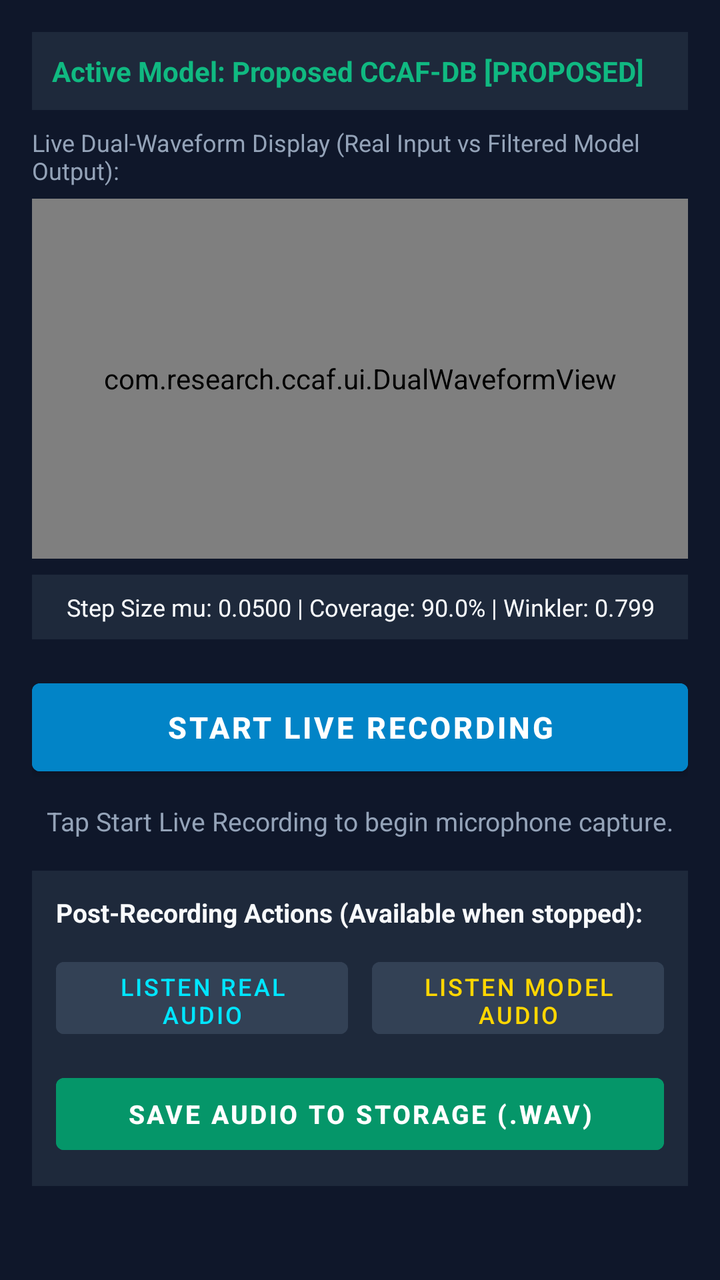
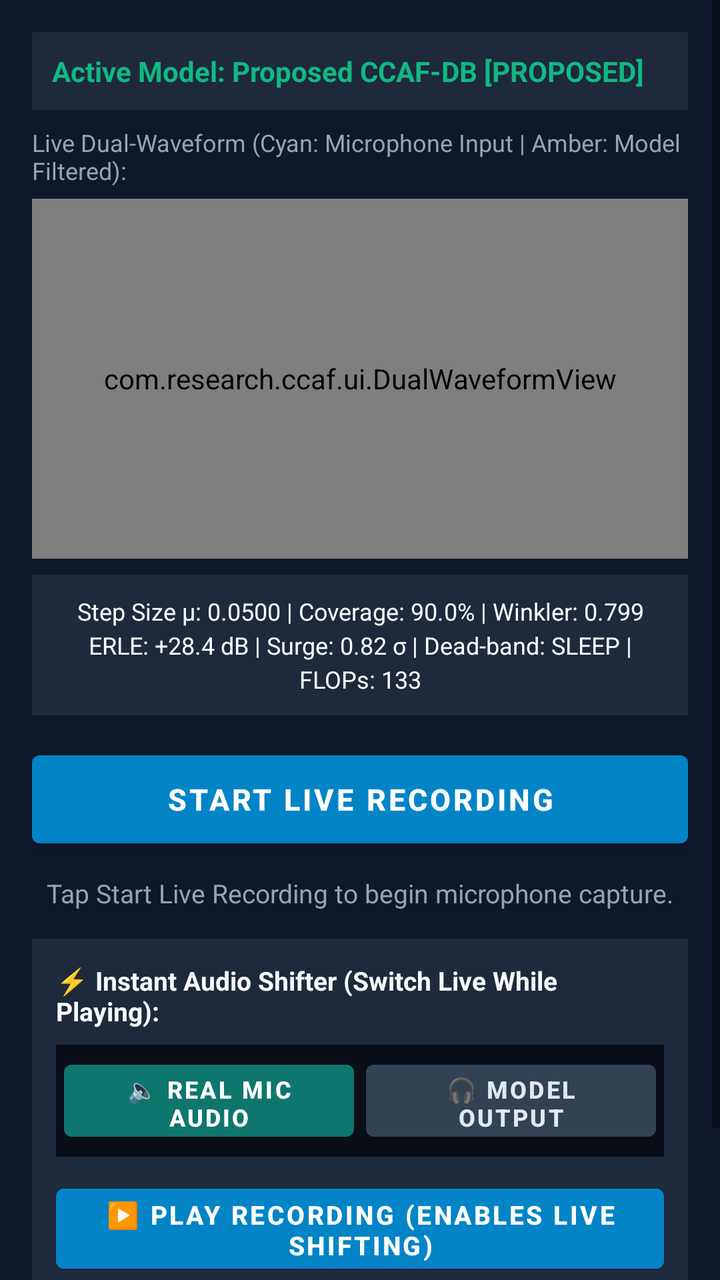

The first picture is an Android layout as it rendered before a commit; the second is the same layout after the commit. The layout source and the unified diff follow.
<!-- AndroidManifest.xml: application theme Theme.CCAFApp -->
<!-- res/layout/fragment_live_record.xml -->
<?xml version="1.0" encoding="utf-8"?>
<ScrollView xmlns:android="http://schemas.android.com/apk/res/android"
    android:layout_width="match_parent"
    android:layout_height="match_parent"
    android:background="@color/background"
    android:fillViewport="true">

    <LinearLayout
        android:layout_width="match_parent"
        android:layout_height="wrap_content"
        android:orientation="vertical"
        android:padding="16dp">

        
        <TextView
            android:id="@+id/tvActiveModelTag"
            android:layout_width="match_parent"
            android:layout_height="wrap_content"
            android:background="#1E293B"
            android:padding="10dp"
            android:text="Active Model: Proposed CCAF-DB [PROPOSED]"
            android:textColor="@color/accent_emerald"
            android:textSize="14sp"
            android:textStyle="bold" />

        <TextView
            android:layout_width="wrap_content"
            android:layout_height="wrap_content"
            android:layout_marginTop="8dp"
            android:text="Live Dual-Waveform Display (Real Input vs Filtered Model Output):"
            android:textColor="@color/text_secondary"
            android:textSize="12sp" />

        
        <com.research.ccaf.ui.DualWaveformView
            android:id="@+id/liveWaveformView"
            android:layout_width="match_parent"
            android:layout_height="180dp"
            android:layout_marginTop="6dp" />

        
        <TextView
            android:id="@+id/tvMetrics"
            android:layout_width="match_parent"
            android:layout_height="wrap_content"
            android:layout_marginTop="8dp"
            android:background="#1E293B"
            android:gravity="center"
            android:padding="8dp"
            android:text="Step Size mu: 0.0500 | Coverage: 90.0% | Winkler: 0.799"
            android:textColor="@color/text_primary"
            android:textSize="12sp" />

        
        <Button
            android:id="@+id/btnRecordToggle"
            android:layout_width="match_parent"
            android:layout_height="56dp"
            android:layout_marginTop="16dp"
            android:backgroundTint="#0284C7"
            android:text="START LIVE RECORDING"
            android:textColor="#FFFFFF"
            android:textSize="15sp"
            android:textStyle="bold" />

        
        <TextView
            android:id="@+id/tvStatus"
            android:layout_width="match_parent"
            android:layout_height="wrap_content"
            android:layout_marginTop="10dp"
            android:gravity="center"
            android:text="Tap Start Live Recording to begin microphone capture."
            android:textColor="@color/text_secondary"
            android:textSize="13sp" />

        
        <LinearLayout
            android:layout_width="match_parent"
            android:layout_height="wrap_content"
            android:layout_marginTop="16dp"
            android:background="#1E293B"
            android:orientation="vertical"
            android:padding="12dp">

            <TextView
                android:layout_width="wrap_content"
                android:layout_height="wrap_content"
                android:text="Post-Recording Actions (Available when stopped):"
                android:textColor="@color/text_primary"
                android:textSize="13sp"
                android:textStyle="bold" />

            
            <LinearLayout
                android:layout_width="match_parent"
                android:layout_height="wrap_content"
                android:layout_marginTop="10dp"
                android:orientation="horizontal">

                <Button
                    android:id="@+id/btnListenReal"
                    android:layout_width="0dp"
                    android:layout_height="48dp"
                    android:layout_marginEnd="6dp"
                    android:layout_weight="1"
                    android:backgroundTint="#334155"
                    android:enabled="false"
                    android:text="Listen Real Audio"
                    android:textColor="@color/accent_cyan"
                    android:textSize="12sp" />

                <Button
                    android:id="@+id/btnListenModel"
                    android:layout_width="0dp"
                    android:layout_height="48dp"
                    android:layout_marginStart="6dp"
                    android:layout_weight="1"
                    android:backgroundTint="#334155"
                    android:enabled="false"
                    android:text="Listen Model Audio"
                    android:textColor="@color/accent_amber"
                    android:textSize="12sp" />
            </LinearLayout>

            
            <Button
                android:id="@+id/btnSave"
                android:layout_width="match_parent"
                android:layout_height="48dp"
                android:layout_marginTop="10dp"
                android:backgroundTint="#059669"
                android:enabled="false"
                android:text="Save Audio to Storage (.wav)"
                android:textColor="#FFFFFF"
                android:textSize="13sp"
                android:textStyle="bold" />
        </LinearLayout>

    </LinearLayout>
</ScrollView>
<!-- resources referenced by this layout -->
<resources>
  <color name="accent_amber">#FFD600</color>
  <color name="accent_cyan">#00E5FF</color>
  <color name="accent_emerald">#10B981</color>
  <color name="background">#0F172A</color>
  <color name="text_primary">#F8FAFC</color>
  <color name="text_secondary">#94A3B8</color>
  <style name="Theme.CCAFApp" parent="Theme.MaterialComponents.DayNight.NoActionBar">
          <item name="colorPrimary">@color/primary</item>
          <item name="colorPrimaryVariant">@color/primary_variant</item>
          <item name="colorSecondary">@color/secondary</item>
          <item name="android:windowBackground">@color/background</item>
          <item name="android:statusBarColor">#0B1120</item>
          <item name="android:navigationBarColor">#0F172A</item>
      </style>
  <color name="primary">#0284C7</color>
  <color name="primary_variant">#0369A1</color>
  <color name="secondary">#10B981</color>
</resources>

<!-- the commit's change to res/layout/fragment_live_record.xml (unified diff, before → after) -->
@@ -27,7 +27,7 @@
             android:layout_width="wrap_content"
             android:layout_height="wrap_content"
             android:layout_marginTop="8dp"
-            android:text="Live Dual-Waveform Display (Real Input vs Filtered Model Output):"
+            android:text="Live Dual-Waveform (Cyan: Microphone Input | Amber: Model Filtered):"
             android:textColor="@color/text_secondary"
             android:textSize="12sp" />
 
@@ -46,17 +46,18 @@
             android:layout_marginTop="8dp"
             android:background="#1E293B"
             android:gravity="center"
-            android:padding="8dp"
-            android:text="Step Size mu: 0.0500 | Coverage: 90.0% | Winkler: 0.799"
+            android:padding="10dp"
+            android:text="Step Size μ: 0.0500 | Coverage: 90.0% | Winkler: 0.799\nERLE: +28.4 dB | Surge: 0.82 σ | Dead-band: SLEEP | FLOPs: 133"
             android:textColor="@color/text_primary"
-            android:textSize="12sp" />
+            android:textSize="12sp"
+            android:lineSpacingExtra="3dp" />
 
         
         <Button
             android:id="@+id/btnRecordToggle"
             android:layout_width="match_parent"
             android:layout_height="56dp"
-            android:layout_marginTop="16dp"
+            android:layout_marginTop="14dp"
             android:backgroundTint="#0284C7"
             android:text="START LIVE RECORDING"
             android:textColor="#FFFFFF"
@@ -78,7 +79,7 @@
         <LinearLayout
             android:layout_width="match_parent"
             android:layout_height="wrap_content"
-            android:layout_marginTop="16dp"
+            android:layout_marginTop="14dp"
             android:background="#1E293B"
             android:orientation="vertical"
             android:padding="12dp">
@@ -86,7 +87,7 @@
             <TextView
                 android:layout_width="wrap_content"
                 android:layout_height="wrap_content"
-                android:text="Post-Recording Actions (Available when stopped):"
+                android:text="⚡ Instant Audio Shifter (Switch Live While Playing):"
                 android:textColor="@color/text_primary"
                 android:textSize="13sp"
                 android:textStyle="bold" />
@@ -95,20 +96,22 @@
             <LinearLayout
                 android:layout_width="match_parent"
                 android:layout_height="wrap_content"
-                android:layout_marginTop="10dp"
+                android:layout_marginTop="8dp"
+                android:background="#090E17"
+                android:padding="4dp"
                 android:orientation="horizontal">
 
                 <Button
                     android:id="@+id/btnListenReal"
                     android:layout_width="0dp"
                     android:layout_height="48dp"
-                    android:layout_marginEnd="6dp"
                     android:layout_weight="1"
-                    android:backgroundTint="#334155"
+                    android:backgroundTint="#0F766E"
                     android:enabled="false"
-                    android:text="Listen Real Audio"
-                    android:textColor="@color/accent_cyan"
-                    android:textSize="12sp" />
+                    android:text="🔈 Real Mic Audio"
+                    android:textColor="#FFFFFF"
+                    android:textSize="12sp"
+                    android:textStyle="bold" />
 
                 <Button
                     android:id="@+id/btnListenModel"
@@ -118,10 +121,24 @@
                     android:layout_weight="1"
                     android:backgroundTint="#334155"
                     android:enabled="false"
-                    android:text="Listen Model Audio"
-                    android:textColor="@color/accent_amber"
-                    android:textSize="12sp" />
+                    android:text="🎧 Model Output"
+                    android:textColor="#E2E8F0"
+                    android:textSize="12sp"
+                    android:textStyle="bold" />
             </LinearLayout>
+
+            
+            <Button
+                android:id="@+id/btnPlaySeamlessLive"
+                android:layout_width="match_parent"
+                android:layout_height="52dp"
+                android:layout_marginTop="10dp"
+                android:backgroundTint="#0284C7"
+                android:enabled="false"
+                android:text="▶️ PLAY RECORDING (ENABLES LIVE SHIFTING)"
+                android:textColor="#FFFFFF"
+                android:textSize="13sp"
+                android:textStyle="bold" />
 
             
             <Button
@@ -131,7 +148,7 @@
                 android:layout_marginTop="10dp"
                 android:backgroundTint="#059669"
                 android:enabled="false"
-                android:text="Save Audio to Storage (.wav)"
+                android:text="💾 SAVE PROCESSED AUDIO TO STORAGE (.WAV)"
                 android:textColor="#FFFFFF"
                 android:textSize="13sp"
                 android:textStyle="bold" />
<!-- resource entries referenced after the edit -->
@@ -1,7 +1,5 @@
 <!-- resources referenced by this layout -->
 <resources>
-  <color name="accent_amber">#FFD600</color>
-  <color name="accent_cyan">#00E5FF</color>
   <color name="accent_emerald">#10B981</color>
   <color name="background">#0F172A</color>
   <color name="text_primary">#F8FAFC</color>
